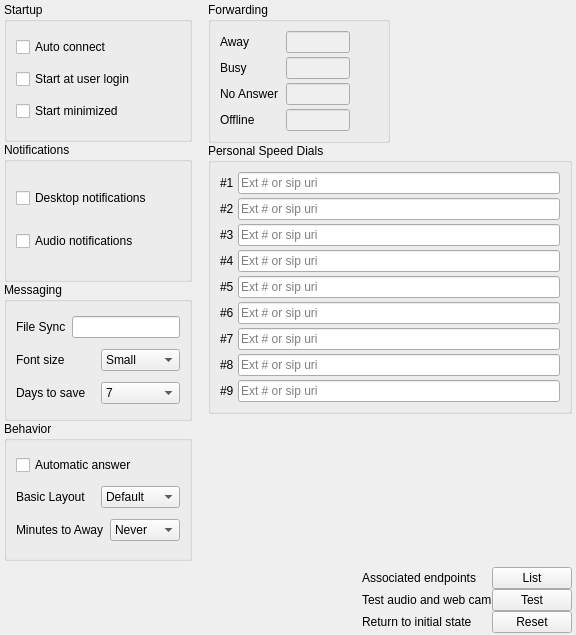
Before: the Qt Designer form Desktop/options.ui in dyfet/tycho_sipwitchqt, drawn with Qt 5.
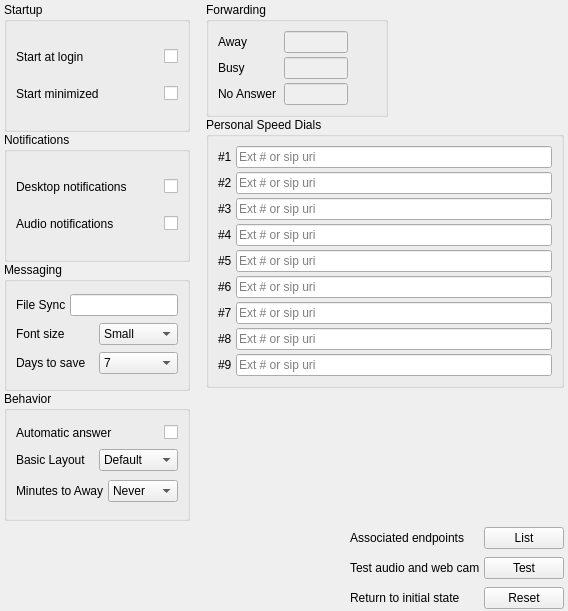
After: the same form once the commit is applied. Icons and pictures are not drawn.

Diff of the .ui file:
```diff
--- a/Desktop/options.ui
+++ b/Desktop/options.ui
@@ -6,8 +6,8 @@
    <rect>
     <x>0</x>
     <y>0</y>
-    <width>576</width>
-    <height>635</height>
+    <width>568</width>
+    <height>611</height>
    </rect>
   </property>
   <property name="windowTitle">
@@ -43,26 +43,50 @@
         <bool>true</bool>
        </property>
        <layout class="QVBoxLayout" name="verticalLayout">
+        <property name="spacing">
+         <number>4</number>
+        </property>
         <item>
-         <widget class="QCheckBox" name="autoConnect">
-          <property name="text">
-           <string>Auto connect</string>
-          </property>
-         </widget>
+         <layout class="QHBoxLayout" name="horizontalLayout_14">
+          <item>
+           <widget class="QLabel" name="label_26">
+            <property name="text">
+             <string>Start at login</string>
+            </property>
+           </widget>
+          </item>
+          <item>
+           <widget class="QCheckBox" name="autoUserStart">
+            <property name="layoutDirection">
+             <enum>Qt::RightToLeft</enum>
+            </property>
+            <property name="text">
+             <string/>
+            </property>
+           </widget>
+          </item>
+         </layout>
         </item>
         <item>
-         <widget class="QCheckBox" name="autoUserStart">
-          <property name="text">
-           <string>Start at user login</string>
-          </property>
-         </widget>
-        </item>
-        <item>
-         <widget class="QCheckBox" name="autoMinimized">
-          <property name="text">
-           <string>Start minimized</string>
-          </property>
-         </widget>
+         <layout class="QHBoxLayout" name="horizontalLayout_13">
+          <item>
+           <widget class="QLabel" name="label_25">
+            <property name="text">
+             <string>Start minimized</string>
+            </property>
+           </widget>
+          </item>
+          <item>
+           <widget class="QCheckBox" name="autoMinimized">
+            <property name="layoutDirection">
+             <enum>Qt::RightToLeft</enum>
+            </property>
+            <property name="text">
+             <string/>
+            </property>
+           </widget>
+          </item>
+         </layout>
         </item>
        </layout>
       </widget>
@@ -76,19 +100,62 @@
         <bool>true</bool>
        </property>
        <layout class="QVBoxLayout" name="verticalLayout_2">
+        <property name="spacing">
+         <number>4</number>
+        </property>
         <item>
-         <widget class="QCheckBox" name="desktopNotify">
-          <property name="text">
-           <string>Desktop notifications</string>
-          </property>
-         </widget>
+         <layout class="QHBoxLayout" name="horizontalLayout_12">
+          <item>
+           <widget class="QLabel" name="label_24">
+            <property name="sizePolicy">
+             <sizepolicy hsizetype="Preferred" vsizetype="Minimum">
+              <horstretch>0</horstretch>
+              <verstretch>0</verstretch>
+             </sizepolicy>
+            </property>
+            <property name="text">
+             <string>Desktop notifications</string>
+            </property>
+           </widget>
+          </item>
+          <item>
+           <widget class="QCheckBox" name="desktopNotify">
+            <property name="layoutDirection">
+             <enum>Qt::RightToLeft</enum>
+            </property>
+            <property name="text">
+             <string/>
+            </property>
+           </widget>
+          </item>
+         </layout>
         </item>
         <item>
-         <widget class="QCheckBox" name="audioNotify">
-          <property name="text">
-           <string>Audio notifications</string>
-          </property>
-         </widget>
+         <layout class="QHBoxLayout" name="horizontalLayout_11">
+          <item>
+           <widget class="QLabel" name="label_23">
+            <property name="sizePolicy">
+             <sizepolicy hsizetype="Preferred" vsizetype="Minimum">
+              <horstretch>0</horstretch>
+              <verstretch>0</verstretch>
+             </sizepolicy>
+            </property>
+            <property name="text">
+             <string>Audio notifications</string>
+            </property>
+           </widget>
+          </item>
+          <item>
+           <widget class="QCheckBox" name="audioNotify">
+            <property name="layoutDirection">
+             <enum>Qt::RightToLeft</enum>
+            </property>
+            <property name="text">
+             <string/>
+            </property>
+           </widget>
+          </item>
+         </layout>
         </item>
        </layout>
       </widget>
@@ -102,6 +169,9 @@
         <bool>true</bool>
        </property>
        <layout class="QVBoxLayout" name="verticalLayout_3">
+        <property name="spacing">
+         <number>4</number>
+        </property>
         <item>
          <layout class="QHBoxLayout" name="horizontalLayout_7">
           <item>
@@ -140,6 +210,9 @@
               <height>16777215</height>
              </size>
             </property>
+            <property name="editable">
+             <bool>false</bool>
+            </property>
             <item>
              <property name="text">
               <string>Small</string>
@@ -213,12 +286,35 @@
         <bool>true</bool>
        </property>
        <layout class="QVBoxLayout" name="verticalLayout_4">
+        <property name="spacing">
+         <number>4</number>
+        </property>
         <item>
-         <widget class="QCheckBox" name="checkBox_7">
-          <property name="text">
-           <string>Automatic answer</string>
-          </property>
-         </widget>
+         <layout class="QHBoxLayout" name="horizontalLayout_10">
+          <item>
+           <widget class="QLabel" name="label_22">
+            <property name="sizePolicy">
+             <sizepolicy hsizetype="Preferred" vsizetype="Preferred">
+              <horstretch>0</horstretch>
+              <verstretch>0</verstretch>
+             </sizepolicy>
+            </property>
+            <property name="text">
+             <string>Automatic answer</string>
+            </property>
+           </widget>
+          </item>
+          <item>
+           <widget class="QCheckBox" name="checkBox_7">
+            <property name="layoutDirection">
+             <enum>Qt::RightToLeft</enum>
+            </property>
+            <property name="text">
+             <string/>
+            </property>
+           </widget>
+          </item>
+         </layout>
         </item>
         <item>
          <layout class="QHBoxLayout" name="horizontalLayout_8">
@@ -310,6 +406,9 @@
      </property>
      <item>
       <layout class="QHBoxLayout" name="horizontalLayout_4">
+       <property name="spacing">
+        <number>4</number>
+       </property>
        <item>
         <widget class="QGroupBox" name="groupBox_5">
          <property name="sizePolicy">
@@ -442,6 +541,12 @@
              <iconset resource="../Resources/desktop.qrc">
               <normaloff>:/icons/person.png</normaloff>:/icons/person.png</iconset>
             </property>
+            <property name="iconSize">
+             <size>
+              <width>16</width>
+              <height>16</height>
+             </size>
+            </property>
             <property name="flat">
              <bool>true</bool>
             </property>
@@ -462,6 +567,12 @@
              <iconset resource="../Resources/desktop.qrc">
               <normaloff>:/icons/person.png</normaloff>:/icons/person.png</iconset>
             </property>
+            <property name="iconSize">
+             <size>
+              <width>16</width>
+              <height>16</height>
+             </size>
+            </property>
             <property name="flat">
              <bool>true</bool>
             </property>
@@ -482,57 +593,11 @@
              <iconset resource="../Resources/desktop.qrc">
               <normaloff>:/icons/person.png</normaloff>:/icons/person.png</iconset>
             </property>
-            <property name="flat">
-             <bool>true</bool>
-            </property>
-           </widget>
-          </item>
-          <item row="3" column="0">
-           <widget class="QLabel" name="label_17">
-            <property name="sizePolicy">
-             <sizepolicy hsizetype="Minimum" vsizetype="Preferred">
-              <horstretch>0</horstretch>
-              <verstretch>0</verstretch>
-             </sizepolicy>
-            </property>
-            <property name="text">
-             <string>Offline</string>
-            </property>
-           </widget>
-          </item>
-          <item row="3" column="1">
-           <widget class="QLineEdit" name="lineOffline">
-            <property name="enabled">
-             <bool>false</bool>
-            </property>
-            <property name="sizePolicy">
-             <sizepolicy hsizetype="Preferred" vsizetype="Fixed">
-              <horstretch>0</horstretch>
-              <verstretch>0</verstretch>
-             </sizepolicy>
-            </property>
-            <property name="maximumSize">
+            <property name="iconSize">
              <size>
-              <width>64</width>
-              <height>16777215</height>
+              <width>16</width>
+              <height>16</height>
              </size>
-            </property>
-           </widget>
-          </item>
-          <item row="3" column="2">
-           <widget class="QPushButton" name="pushButton">
-            <property name="maximumSize">
-             <size>
-              <width>20</width>
-              <height>20</height>
-             </size>
-            </property>
-            <property name="text">
-             <string/>
-            </property>
-            <property name="icon">
-             <iconset resource="../Resources/desktop.qrc">
-              <normaloff>:/icons/person.png</normaloff>:/icons/person.png</iconset>
             </property>
             <property name="flat">
              <bool>true</bool>
@@ -738,6 +803,12 @@
    </item>
    <item row="8" column="1">
     <layout class="QGridLayout" name="gridLayout_3">
+     <property name="horizontalSpacing">
+      <number>4</number>
+     </property>
+     <property name="verticalSpacing">
+      <number>8</number>
+     </property>
      <item row="2" column="1">
       <widget class="QLabel" name="label_7">
        <property name="text">
```
Left out of the diff: 30 changed lines with no effect on the pictures.
